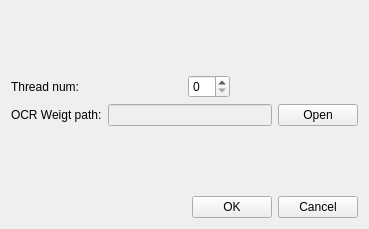
Old version of the form util/ui/configWidget.ui in the repository chi-chun-1999/EC_dicom2avi.
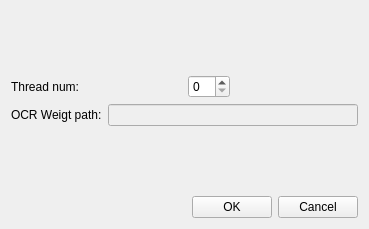
New version of the form.

Commit message: let delete open ocr weight button

```diff
--- a/util/ui/configWidget.ui
+++ b/util/ui/configWidget.ui
@@ -70,7 +70,7 @@
       </layout>
      </item>
      <item>
-      <layout class="QHBoxLayout" name="horizontalLayout_2" stretch="2,10,1">
+      <layout class="QHBoxLayout" name="horizontalLayout_2" stretch="2,10">
        <item>
         <widget class="QLabel" name="label_2">
          <property name="text">
@@ -85,13 +85,6 @@
          </property>
         </widget>
        </item>
-       <item>
-        <widget class="QPushButton" name="pushButton_open_ocr_weight">
-         <property name="text">
-          <string>Open</string>
-         </property>
-        </widget>
-       </item>
       </layout>
      </item>
     </layout>
```
The commit also changes 1 other file.
